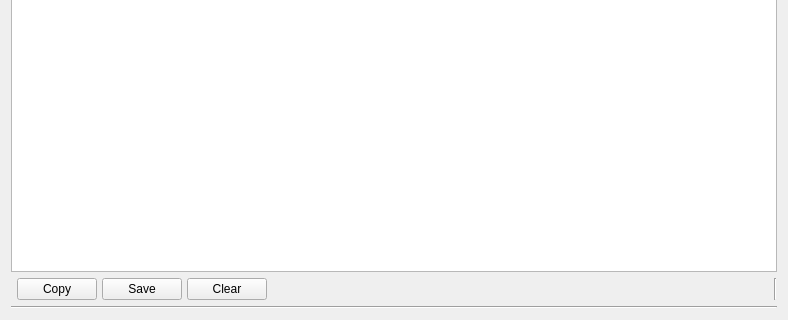
Old version of the form ui/InfoBoard.ui in the repository saturneric/GpgFrontend; both pictures show x 0 to 788 and y 284 to 604 of the 788 by 604 pixel window.
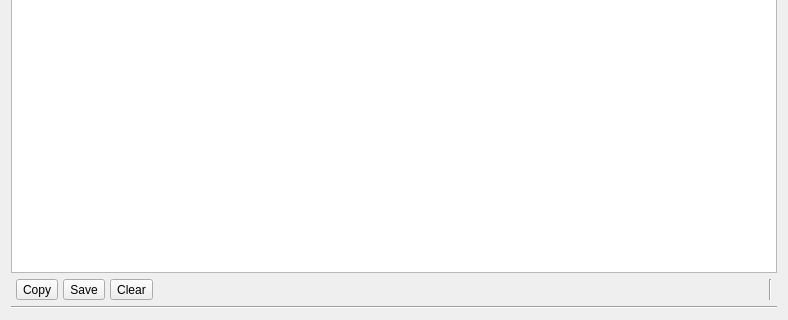
New version of the form. Icons and pictures are not drawn.

Commit message: feat: improve tool menus and icons

Patch:
```diff
--- a/ui/InfoBoard.ui
+++ b/ui/InfoBoard.ui
@@ -29,11 +29,17 @@
      </item>
      <item>
       <layout class="QHBoxLayout" name="horizontalLayout_4">
+       <property name="spacing">
+        <number>-1</number>
+       </property>
        <property name="sizeConstraint">
         <enum>QLayout::SetNoConstraint</enum>
        </property>
        <property name="leftMargin">
-        <number>6</number>
+        <number>5</number>
+       </property>
+       <property name="rightMargin">
+        <number>5</number>
        </property>
        <item alignment="Qt::AlignLeft">
         <widget class="QWidget" name="horizontalWidget" native="true">
@@ -62,22 +68,38 @@
           <property name="bottomMargin">
            <number>0</number>
           </property>
-          <item alignment="Qt::AlignRight">
-           <widget class="QPushButton" name="copyButton">
+          <item>
+           <widget class="QToolButton" name="copyToolButton">
+            <property name="toolTip">
+             <string>Copy</string>
+            </property>
             <property name="text">
              <string>Copy</string>
             </property>
+            <property name="icon">
+             <iconset resource="../gpgfrontend.qrc">
+              <normaloff>:/copy.png</normaloff>:/copy.png</iconset>
+            </property>
+            <property name="autoRaise">
+             <bool>false</bool>
+            </property>
            </widget>
           </item>
-          <item alignment="Qt::AlignRight">
-           <widget class="QPushButton" name="saveButton">
+          <item>
+           <widget class="QToolButton" name="saveToolButton">
+            <property name="toolTip">
+             <string>Save</string>
+            </property>
             <property name="text">
              <string>Save</string>
             </property>
            </widget>
           </item>
           <item>
-           <widget class="QPushButton" name="clearButton">
+           <widget class="QToolButton" name="clearToolButton">
+            <property name="toolTip">
+             <string>Clear</string>
+            </property>
             <property name="text">
              <string>Clear</string>
             </property>
```
Left out of the diff: 12 changed lines with no effect on the pictures. The commit also changes 16 other files.
